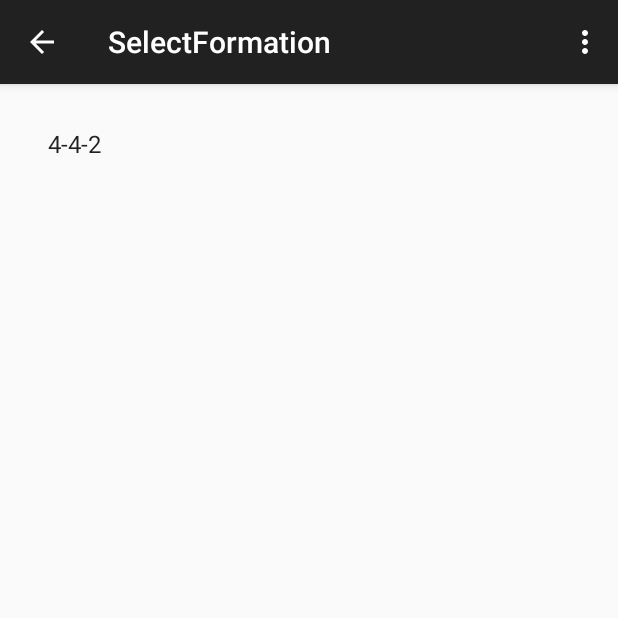
After one commit to rahulchandrashekhar/FootyWiz, an Android app: the SelectFormation screen opened directly, with no data from a screen before it, on a phone screen of 412 x 824 dp, the top half of it. The commit adds this screen. Run offline under Robolectric (Android 15) with nearby library versions, the phone set to English and light mode, and no system bars.

Commit message:
Added ListView for Formations

```diff
--- /dev/null
+++ b/app/src/main/java/com/rahulchandrashekhar/footywiz/SelectFormation.java
@@ -0,0 +1,79 @@
+package com.rahulchandrashekhar.footywiz;
+
+import android.content.Intent;
+import android.support.v7.app.AppCompatActivity;
+import android.os.Bundle;
+import android.view.Menu;
+import android.view.MenuItem;
+import android.view.View;
+import android.widget.AdapterView;
+import android.widget.ArrayAdapter;
+import android.widget.ListView;
+import android.widget.Toast;
+
+public class SelectFormation extends AppCompatActivity {
+
+    ListView listView;
+
+    @Override
+    protected void onCreate(Bundle savedInstanceState) {
+        super.onCreate(savedInstanceState);
+        setContentView(R.layout.activity_select_formation);
+
+        listView = (ListView) findViewById(R.id.formation_list);
+
+        String[] values = new String[]{
+                "4-4-2"
+        };
+
+        ArrayAdapter<String> adapter = new ArrayAdapter<String>(this, android.R.layout.simple_list_item_1, android.R.id.text1, values);
+
+        listView.setAdapter(adapter);
+
+        listView.setOnItemClickListener(new AdapterView.OnItemClickListener() {
+
+            @Override
+            public void onItemClick(AdapterView<?> parent, View view,
+                                    int position, long id) {
+
+                // ListView Clicked item index
+                int itemPosition = position;
+
+                // ListView Clicked item value
+                String itemValue = (String) listView.getItemAtPosition(position);
+
+
+
+                //Show Alert
+                Toast.makeText(getApplicationContext(),
+                        "Position :" + itemPosition + "  ListItem : " + itemValue, Toast.LENGTH_LONG)
+                        .show();
+
+
+            }
+
+        });
+    }
+
+    @Override
+    public boolean onCreateOptionsMenu(Menu menu) {
+        // Inflate the menu; this adds items to the action bar if it is present.
+        getMenuInflater().inflate(R.menu.menu_select_formation, menu);
+        return true;
+    }
+
+    @Override
+    public boolean onOptionsItemSelected(MenuItem item) {
+        // Handle action bar item clicks here. The action bar will
+        // automatically handle clicks on the Home/Up button, so long
+        // as you specify a parent activity in AndroidManifest.xml.
+        int id = item.getItemId();
+
+        //noinspection SimplifiableIfStatement
+        if (id == R.id.action_settings) {
+            return true;
+        }
+
+        return super.onOptionsItemSelected(item);
+    }
+}
--- /dev/null
+++ b/app/src/main/res/layout/activity_select_formation.xml
@@ -0,0 +1,16 @@
+<LinearLayout xmlns:android="http://schemas.android.com/apk/res/android"
+                xmlns:tools="http://schemas.android.com/tools"
+                android:layout_width="match_parent"
+                android:layout_height="match_parent"
+                android:paddingLeft="@dimen/activity_horizontal_margin"
+                android:paddingRight="@dimen/activity_horizontal_margin"
+                android:paddingTop="@dimen/activity_vertical_margin"
+                android:paddingBottom="@dimen/activity_vertical_margin"
+                tools:context="com.rahulchandrashekhar.footywiz.SelectFormation">
+    <ListView
+        android:id="@+id/formation_list"
+        android:layout_height="wrap_content"
+        android:layout_width="match_parent">
+    </ListView>
+
+</LinearLayout>
--- /dev/null
+++ b/app/src/main/res/menu/menu_select_formation.xml
@@ -0,0 +1,9 @@
+<menu xmlns:android="http://schemas.android.com/apk/res/android"
+      xmlns:app="http://schemas.android.com/apk/res-auto"
+      xmlns:tools="http://schemas.android.com/tools"
+      tools:context="com.rahulchandrashekhar.footywiz.SelectFormation">
+    <item android:id="@+id/action_settings"
+          android:title="@string/action_settings"
+          android:orderInCategory="100"
+          app:showAsAction="never"/>
+</menu>
--- a/app/src/main/res/values/strings.xml
+++ b/app/src/main/res/values/strings.xml
@@ -16,5 +16,6 @@
     <string name="title_activity_build_squad">BuildSquadActivity</string>
     <string name="title_activity_squad_list_view">SquadListView</string>
     <string name="title_activity_selected_squad_list">SelectedSquadList</string>
+    <string name="title_activity_select_formation">SelectFormation</string>
 
 </resources>
```
Also changed, not shown: app/src/main/AndroidManifest.xml (+8 -0 lines), app/src/main/java/com/rahulchandrashekhar/footywiz/SquadListView.java (+10 -2 lines), app/src/main/java/com/rahulchandrashekhar/footywiz/ViewSquadsActivity.java (+15 -0 lines), app/src/main/java/com/rahulchandrashekhar/footywiz/WelcomeScreen.java (+10 -0 lines).
